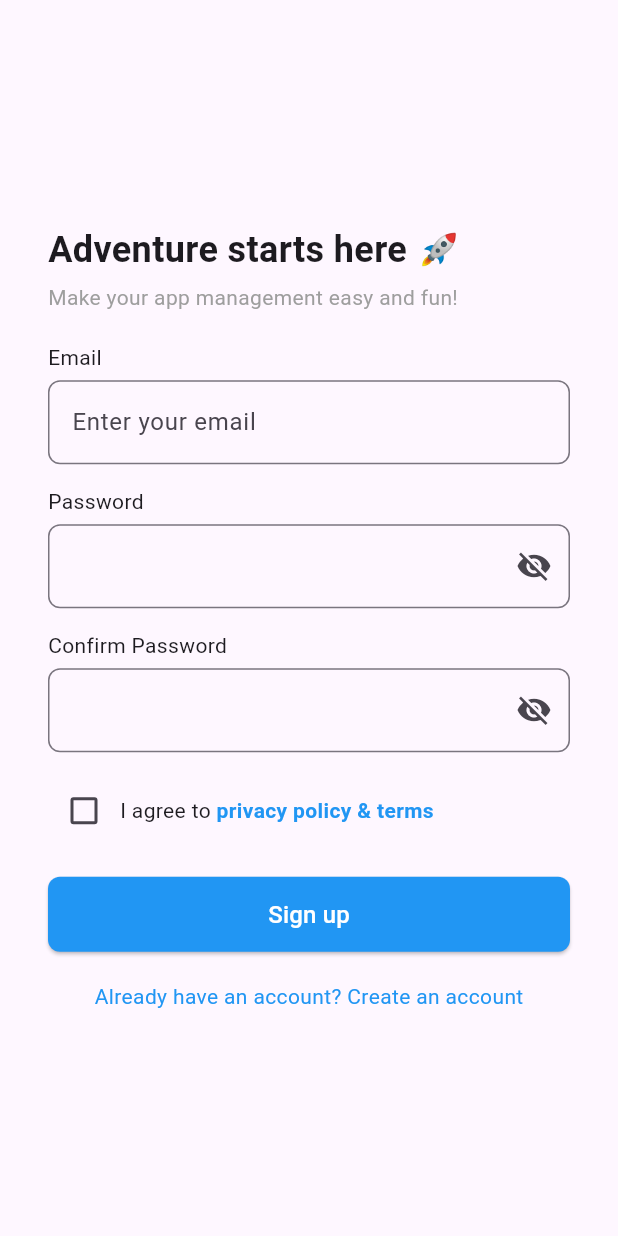
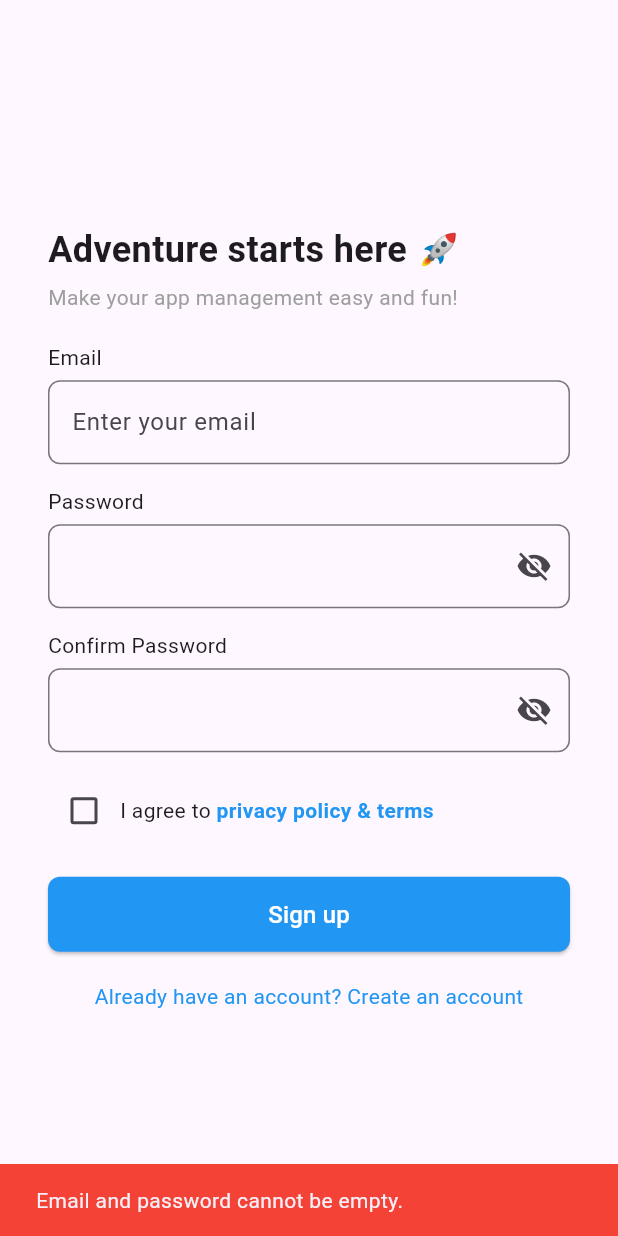
Before and after one commit to sangtq28/swd392_flutter, a Flutter app: the RegisterScreen screen opened directly, after a tap on "Sign up", on a phone screen of 412 x 824 dp. Run offline on Flutter 3.47's test engine with Material 3 defaults, Android fonts, the phone set to English and light mode, and no system bars.

Commit message:
implement register API

```diff
--- a/lib/api/api_service.dart
+++ b/lib/api/api_service.dart
@@ -1,31 +1,28 @@
 import 'dart:convert';
 import 'package:http/http.dart' as http;
-
 class ApiService {
-  static const String baseUrl = 'https://your-api.com/api/Users';
-
-  static Future<String?> register(String email, String password) async {
-    final String url = '$baseUrl/register';
+  static const String baseUrl = 'https://swd39220250217220816.azurewebsites.net/api/';
+  /// Register API
+  static Future<bool> register(String email, String password) async {
+    final String url = '$baseUrl/Users/register';
     final Map<String, String> body = {
       "email": email,
       "password": password,
     };
-
     try {
       final response = await http.post(
         Uri.parse(url),
         headers: {"Content-Type": "application/json"},
         body: jsonEncode(body),
       );
-
       if (response.statusCode == 200 || response.statusCode == 201) {
-        return "Success";
+        return true;
       } else {
         final errorData = jsonDecode(response.body);
         return errorData['message'] ?? "Registration failed";
       }
     } catch (e) {
-      return "Error: ${e.toString()}";
+      return false;
     }
   }
 }
--- a/lib/main.dart
+++ b/lib/main.dart
@@ -17,7 +17,7 @@
         colorScheme: ColorScheme.fromSeed(seedColor: Colors.deepPurple),
         useMaterial3: true,
       ),
-      home: PricingPage(), // Load Register Screen
+      home: SignInScreen(), // Load SignIn Screen
     );
   }
 }
--- a/lib/screens/register_screen.dart
+++ b/lib/screens/register_screen.dart
@@ -1,4 +1,5 @@
 import 'package:flutter/material.dart';
+import 'package:flutter_swd392/api/api_service.dart';
 import 'package:flutter_swd392/screens/login_screen.dart';
 
 class RegisterScreen extends StatefulWidget {
@@ -7,9 +8,86 @@ class RegisterScreen extends StatefulWidget {
 }
 
 class _RegisterScreenState extends State<RegisterScreen> {
+  final TextEditingController _emailController = TextEditingController();
+  final TextEditingController _passwordController = TextEditingController();
+  final TextEditingController _confirmPasswordController = TextEditingController();
   bool _passwordVisible = false;
   bool _confirmPasswordVisible = false;
   bool _agreeTerms = false;
+  bool _isLoading = false;
+
+  @override
+  void dispose() {
+    _emailController.dispose();
+    _passwordController.dispose();
+    _confirmPasswordController.dispose();
+    super.dispose();
+  }
+  /// Register API Call
+  Future<bool> registerApiCall() async {
+    String email = _emailController.text.trim();
+    String password = _passwordController.text.trim();
+
+    if (email.isEmpty || password.isEmpty) {
+      ScaffoldMessenger.of(context).showSnackBar(
+        const SnackBar(
+          content: Text("Email and password cannot be empty."),
+          backgroundColor: Colors.red,
+        ),
+      );
+      return false;
+    }
+    try {
+      bool success = await ApiService.register(email, password);
+      return success;
+    } catch (e) {
+        ScaffoldMessenger.of(context).showSnackBar(
+          const SnackBar(
+            content: Text("Registration failed. Please try again."),
+            backgroundColor: Colors.red,
+          ),
+        );
+        return false;
+    }
+  } // end call RegisterCallAPI
+  /// Register User Handling
+  void registerUser() async {
+    setState(() {
+      _isLoading = true; // Show loading
+    });
+
+    bool success = await registerApiCall(); // Call your API
+
+    if (mounted) {
+      setState(() {
+        _isLoading = false; // Hide loading
+      });
+
+      if (success) {
+        ScaffoldMessenger.of(context).showSnackBar(
+          const SnackBar(
+            content: Text('Registration successful!'),
+            backgroundColor: Colors.green,
+          ),
+        );
+
+        Navigator.pushReplacement(
+          context,
+          MaterialPageRoute(builder: (context) => SignInScreen()),
+        );
+      } else {
+        ScaffoldMessenger.of(context).showSnackBar(
+          const SnackBar(
+            content: Text('Registration failed. Try again!'),
+            backgroundColor: Colors.red,
+          ),
+        );
+      }
+    }
+  }
+
+
+
 
   @override
   Widget build(BuildContext context) {
@@ -36,6 +114,7 @@ class _RegisterScreenState extends State<RegisterScreen> {
               const Text("Email"),
               const SizedBox(height: 5),
               TextField(
+                controller: _emailController,
                 decoration: InputDecoration(
                   hintText: "Enter your email",
                   border: OutlineInputBorder(
@@ -49,6 +128,7 @@ class _RegisterScreenState extends State<RegisterScreen> {
               const Text("Password"),
               const SizedBox(height: 5),
               TextField(
+                controller: _passwordController,
                 obscureText: !_passwordVisible,
                 decoration: InputDecoration(
                   border: OutlineInputBorder(
@@ -72,6 +152,7 @@ class _RegisterScreenState extends State<RegisterScreen> {
               const Text("Confirm Password"),
               const SizedBox(height: 5),
               TextField(
+                controller: _confirmPasswordController,
                 obscureText: !_confirmPasswordVisible,
                 decoration: InputDecoration(
                   border: OutlineInputBorder(
@@ -128,9 +209,11 @@ class _RegisterScreenState extends State<RegisterScreen> {
                     ),
                   ),
                   onPressed: () {
+                    _isLoading ? null : registerUser(); //Disable button when loading
                     // Handle sign-up logic
                   },
-                  child: const Text(
+                  child: _isLoading ? const CircularProgressIndicator(color: Colors.white) :
+                  const Text(
                     "Sign up",
                     style: TextStyle(color: Colors.white, fontSize: 16),
                   ),
```
